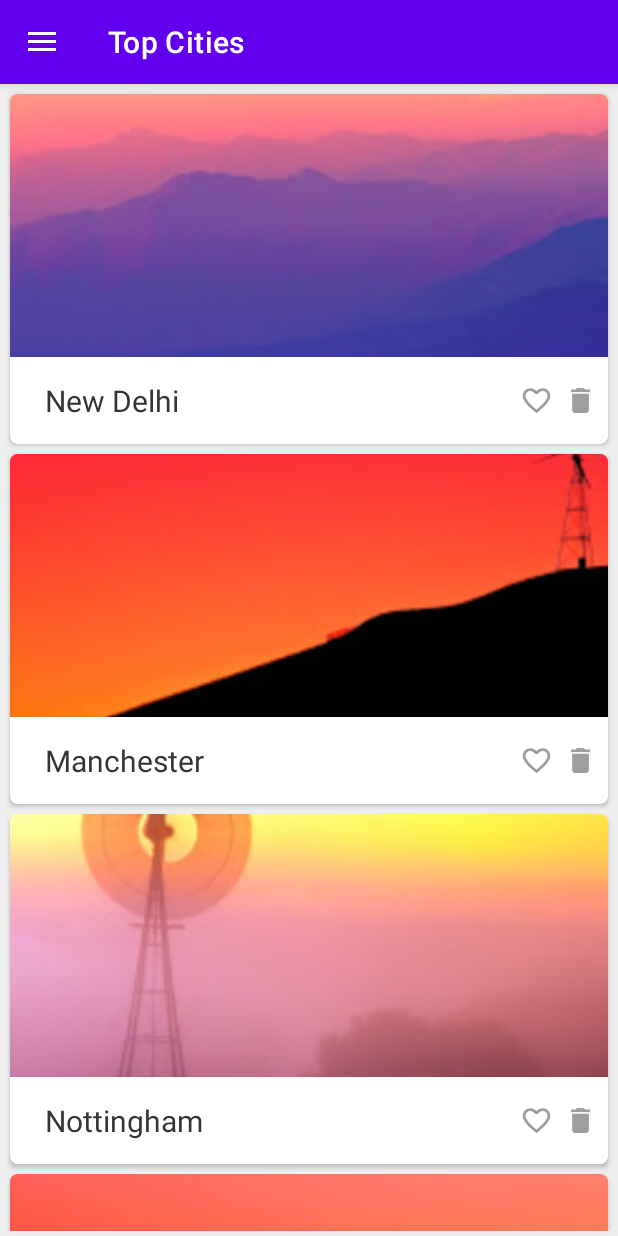
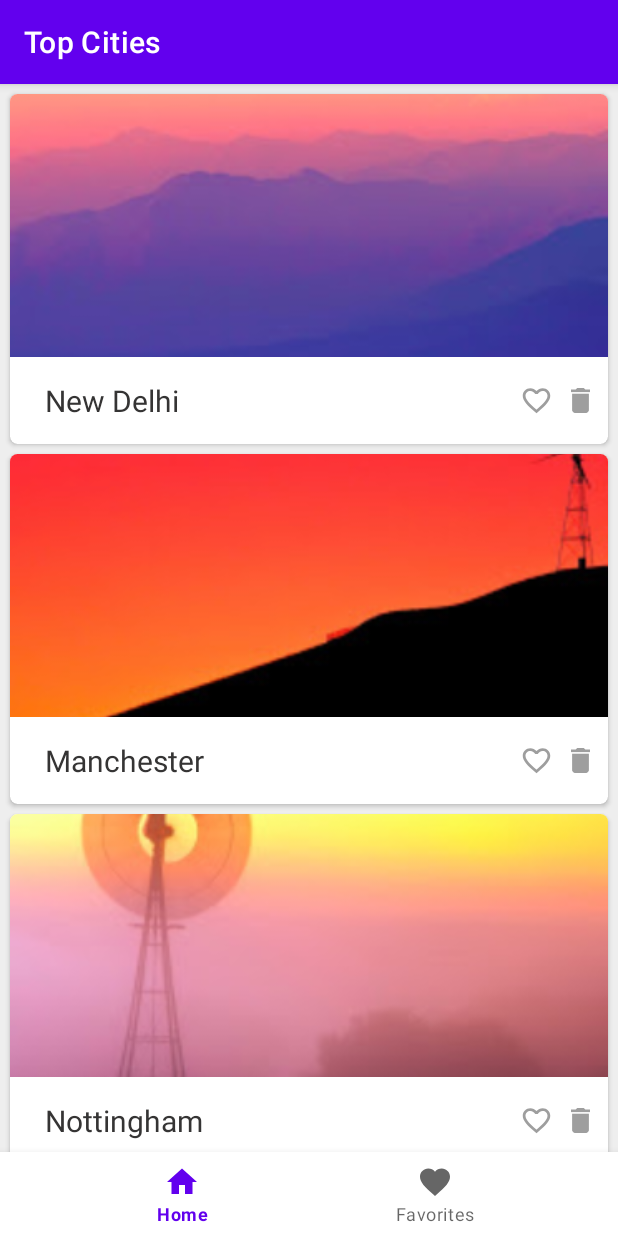
Before and after one commit to ay-emma/androidXUi_design, an Android app: the screen it shows after launch (MainActivity), on a phone screen of 412 x 824 dp. Run offline under Robolectric (Android 15) with nearby library versions, the phone set to English and light mode, and no system bars; our stand-ins replace navigation-ui.

Commit message:
changed drawer to bottom navigation view

```diff
--- a/app/src/main/java/com/example/globaltour/MainActivity.kt
+++ b/app/src/main/java/com/example/globaltour/MainActivity.kt
@@ -8,13 +8,14 @@ import androidx.navigation.fragment.NavHostFragment
 import androidx.navigation.ui.AppBarConfiguration
 import androidx.navigation.ui.setupWithNavController
 import com.google.android.material.appbar.MaterialToolbar
+import com.google.android.material.bottomnavigation.BottomNavigationItemView
+import com.google.android.material.bottomnavigation.BottomNavigationView
 import com.google.android.material.navigation.NavigationView
 
 class MainActivity : AppCompatActivity() {
     private lateinit var toolbar        : MaterialToolbar
     private lateinit var navController  : NavController
-    private lateinit var navigationView : NavigationView
-    private lateinit var drawerLayout   : DrawerLayout
+    private lateinit var bottomNavView  : BottomNavigationView
 
     override fun onCreate(savedInstanceState: Bundle?) {
         super.onCreate(savedInstanceState)
@@ -22,29 +23,23 @@ class MainActivity : AppCompatActivity() {
 
         // Initialize Views
         toolbar         = findViewById(R.id.activity_main_toolbar)
-        navigationView = findViewById(R.id.nav_view)
-        drawerLayout    = findViewById(R.id.drawer_layout)
+        bottomNavView   = findViewById(R.id.bottom_nav_view)
+
+
 
         // Get NavHostFragment and NavController
         val navHostFrag = supportFragmentManager.findFragmentById(R.id.nav_host_frag) as NavHostFragment
         navController   = navHostFrag.navController
-        // Define appbar configuration : connect drawer layout with Navigation Component
-        val appBarConfiguration = AppBarConfiguration(navController.graph, drawerLayout)
+        // Define appbar configuration
+        val appBarConfiguration = AppBarConfiguration(navController.graph, )
 
         //connect toolbar with navigation controller
         toolbar.setupWithNavController(navController, appBarConfiguration)
 
-        // connect navigation with navigation controller
-        navigationView.setupWithNavController(navController)
+        // connect bottomnavigationView with navigation controller
+        bottomNavView.setupWithNavController(navController)
 
     }
 
-    override fun onBackPressed() {
-        if( drawerLayout.isOpen ){
-            drawerLayout.close()
-        }else {
-            super.onBackPressed()
-        }
 
-    }
 }
--- a/app/src/main/res/layout/activity_main.xml
+++ b/app/src/main/res/layout/activity_main.xml
@@ -1,15 +1,15 @@
 <?xml version="1.0" encoding="utf-8"?>
 <!-- Main Content (Drawer will slide over this) -->
-<androidx.drawerlayout.widget.DrawerLayout
+<androidx.constraintlayout.widget.ConstraintLayout
     xmlns:android="http://schemas.android.com/apk/res/android"
     xmlns:app="http://schemas.android.com/apk/res-auto"
-    android:id="@+id/drawer_layout"
     android:layout_width="match_parent"
     android:layout_height="match_parent">
 
         <androidx.coordinatorlayout.widget.CoordinatorLayout
             android:layout_width="match_parent"
             android:layout_height="match_parent"
+            app:layout_constraintBottom_toTopOf="@+id/bottom_nav_view"
             android:fitsSystemWindows="true">
 
             <com.google.android.material.appbar.AppBarLayout
@@ -38,13 +38,16 @@
 
         </androidx.coordinatorlayout.widget.CoordinatorLayout>
 
-    <com.google.android.material.navigation.NavigationView
-        android:id="@+id/nav_view"
+    <com.google.android.material.bottomnavigation.BottomNavigationView
+        android:id="@+id/bottom_nav_view"
         android:layout_gravity="start"
         android:layout_width="match_parent"
-        android:layout_height="match_parent"
+        android:layout_height="wrap_content"
+        app:layout_constraintBottom_toBottomOf="parent"
+        app:layout_constraintEnd_toEndOf="parent"
+        app:layout_constraintStart_toStartOf="parent"
         app:headerLayout="@layout/nav_header"
         app:menu="@menu/activity_main_drawer_items"
         />
 
-</androidx.drawerlayout.widget.DrawerLayout>
+</androidx.constraintlayout.widget.ConstraintLayout>
```
